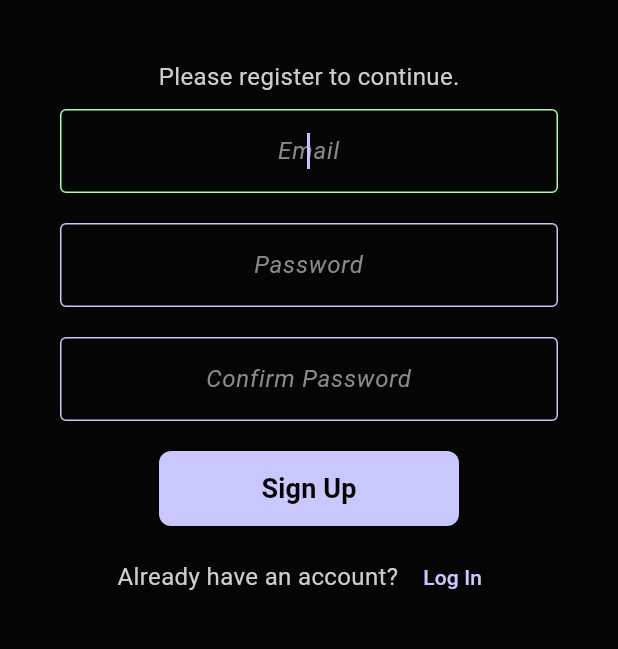
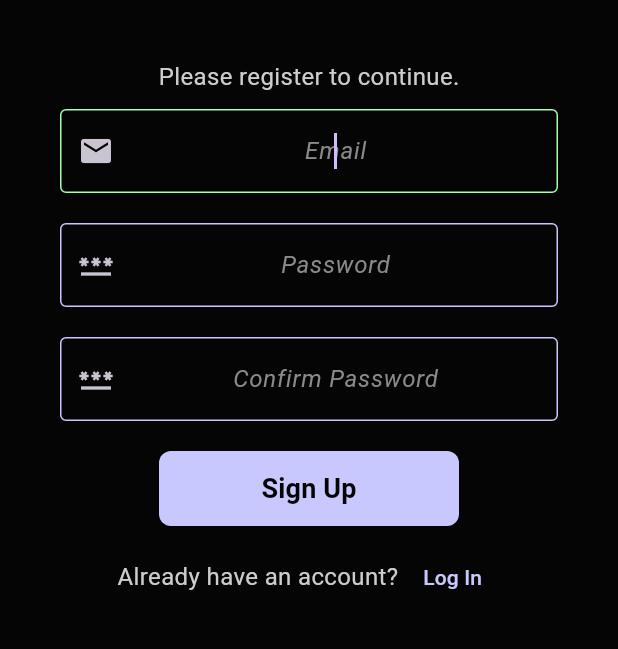
Before and after one commit to DalBrar/Bingio-Flutter, a Flutter app: the screen it shows after launch, after a tap on "Sign Up with Email", on a phone screen of 412 x 824 dp, the part 107-756 px from its top. Run offline on Flutter 3.47's test engine with Material 3 defaults, Android fonts, the phone set to English and light mode, and no system bars; our stand-ins replace firebase_auth, firebase_core, fluttertoast, google_sign_in; accounts and stored records are empty; network calls fail; Roboto replaces fonts that are missing (Arial).

Commit message:
- improved InputField and Login/Register pages

```diff
--- a/lib/pages/login_page.dart
+++ b/lib/pages/login_page.dart
@@ -44,7 +44,7 @@ class _LoginPageState extends State<LoginPage> {
           );
         }
       );
-      await AuthService().logInWithEmailAndPassword(emailController.text, passwordController.text);
+      await AuthService().logInWithEmailAndPassword(emailController.text.trim(), passwordController.text.trim());
     }
     on AuthServiceException catch (e) {
       showAppError(e.message, toastLength: Toast.LENGTH_LONG);
@@ -133,6 +133,9 @@ class _LoginPageState extends State<LoginPage> {
                     children: [
                       InputField(
                         hintText:  'Email',
+                        textInputType: TextInputType.emailAddress,
+                        autofillHints: [AutofillHints.email],
+                        prefixIcon: Icon(Icons.mail),
                         autoFocus: true,
                         controller: emailController,
                         focusNode: emailFocusNode,
@@ -143,6 +146,7 @@ class _LoginPageState extends State<LoginPage> {
 
                       InputField(
                         hintText:  'Password',
+                        prefixIcon: Icon(Icons.password),
                         controller: passwordController,
                         focusNode: passwordFocusNode,
                         nextFocus: loginButtonFocusNode,
--- a/lib/pages/register_page.dart
+++ b/lib/pages/register_page.dart
@@ -42,8 +42,8 @@ class _RegisterPageState extends State<RegisterPage> {
           );
         }
       );
-      if (passwordController.text == confirmPasswordController.text) {
-        await AuthService().signUpWithEmailAndPassword(emailController.text, passwordController.text);
+      if (passwordController.text.trim() == confirmPasswordController.text.trim()) {
+        await AuthService().signUpWithEmailAndPassword(emailController.text.trim(), passwordController.text.trim());
         widget.toggleLoginAndRegisterPages();
       }
       else {
@@ -106,6 +106,9 @@ class _RegisterPageState extends State<RegisterPage> {
                     children: [
                       InputField(
                         hintText:  'Email',
+                        textInputType: TextInputType.emailAddress,
+                        autofillHints: [AutofillHints.email],
+                        prefixIcon: Icon(Icons.mail),
                         autoFocus: true,
                         controller: emailController,
                         focusNode: emailFocusNode,
@@ -116,6 +119,7 @@ class _RegisterPageState extends State<RegisterPage> {
 
                       InputField(
                         hintText:  'Password',
+                        prefixIcon: Icon(Icons.password),
                         controller: passwordController,
                         focusNode: passwordFocusNode,
                         nextFocus: confirmPasswordFocusNode,
@@ -126,6 +130,7 @@ class _RegisterPageState extends State<RegisterPage> {
 
                       InputField(
                         hintText:  'Confirm Password',
+                        prefixIcon: Icon(Icons.password),
                         controller: confirmPasswordController,
                         focusNode: confirmPasswordFocusNode,
                         nextFocus: signUpButtonFocusNode,
--- a/lib/shared/input_field.dart
+++ b/lib/shared/input_field.dart
@@ -8,6 +8,10 @@ class InputField extends StatefulWidget {
   final FocusNode focusNode;
   final bool autoFocus;
   final FocusNode? nextFocus;
+  final TextInputType textInputType;
+  final Iterable<String>? autofillHints;
+  final Widget? prefixIcon;
+  final Widget? suffixIcon;
   final double paddingHorizontal;
   final double paddingVertical;
   final TextStyle style;
@@ -20,6 +24,10 @@ class InputField extends StatefulWidget {
     required this.focusNode,
     this.autoFocus = false,
     this.nextFocus,
+    this.textInputType = TextInputType.text,
+    this.autofillHints,
+    this.prefixIcon,
+    this.suffixIcon,
     this.paddingHorizontal = 0,
     this.paddingVertical = 0,
     this.style = APPSTYLES.regularText,
@@ -47,11 +55,13 @@ class _InputFieldState extends State<InputField> {
         autofocus: widget.autoFocus,
         focusNode: widget.focusNode,
         childFocus: _textFocusNode,
-        child: TextField(
+        child: TextFormField(
           controller: widget.controller,
           focusNode: _textFocusNode,
           obscureText: widget.obscureText,
-          onSubmitted: (value) {
+          keyboardType: widget.textInputType,
+          autofillHints: widget.autofillHints,
+          onFieldSubmitted: (value) {
             if (widget.nextFocus != null) {
               FocusScope.of(context).requestFocus(widget.nextFocus);
             }
@@ -59,6 +69,8 @@ class _InputFieldState extends State<InputField> {
           decoration: InputDecoration(
             hintText: widget.hintText,
             hintStyle: APPSTYLES.hintText,
+            prefixIcon: widget.prefixIcon,
+            suffixIcon: widget.suffixIcon,
             enabledBorder: OutlineInputBorder(
               borderSide: BorderSide(color: APPCOLORS.link),
             ),
```
